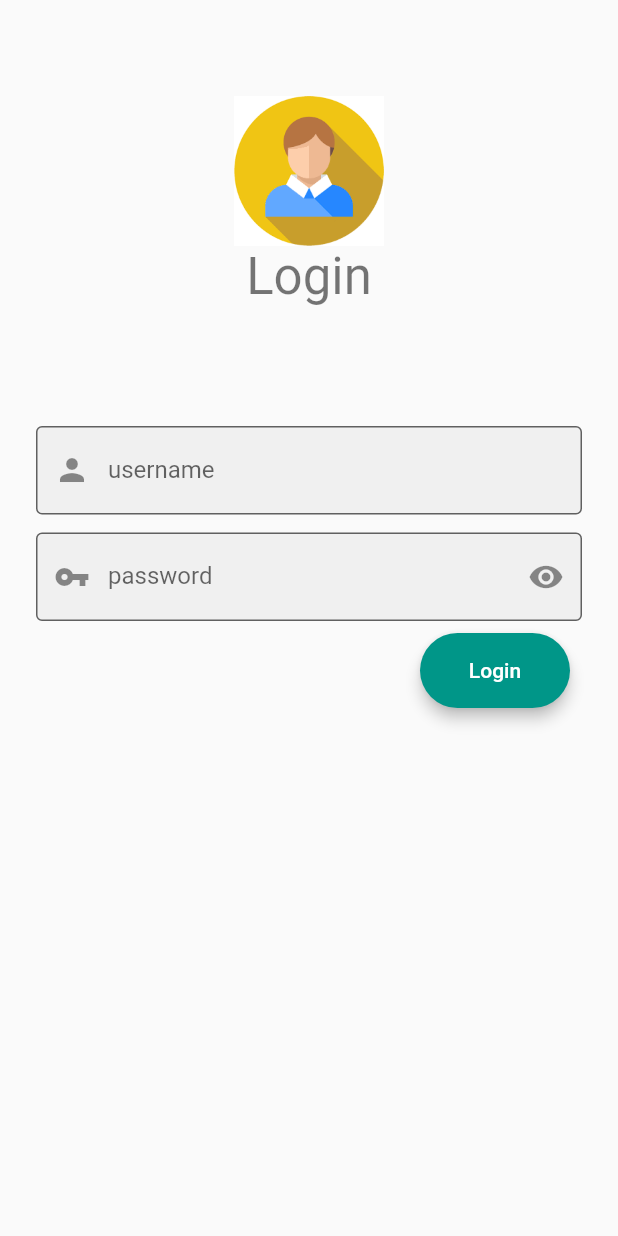
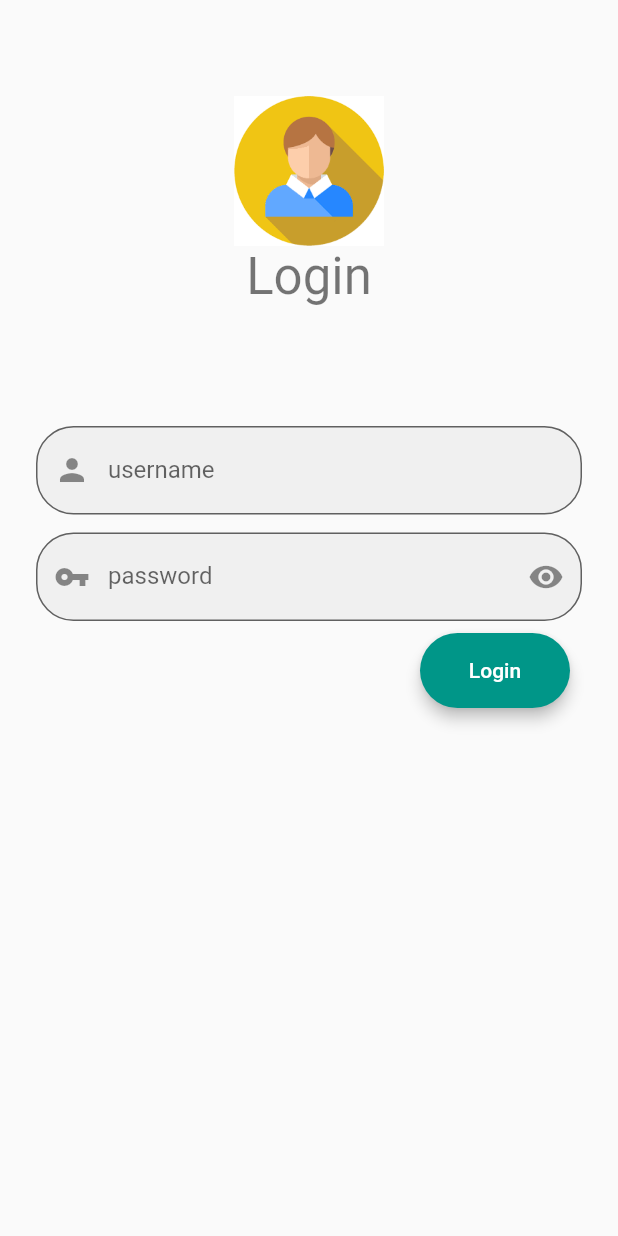
Before and after one commit to omer358/Login-Flutter-App, a Flutter app: the screen it shows after launch, on a phone screen of 412 x 824 dp. Run offline on Flutter 3.47's test engine with Material 2 defaults, Android fonts, the phone set to English and light mode, and no system bars; drawn by our look-alikes of rounded_loading_button.

Commit message:
add rouned corner to the text fields

```diff
--- a/lib/screens/login.dart
+++ b/lib/screens/login.dart
@@ -47,9 +47,11 @@ class _LoginRouteState extends State<LoginRoute> {
             const SizedBox(height: 80),
             TextFormField(
               controller: usernameController,
-              decoration: const InputDecoration(
-                border: OutlineInputBorder(),
-                prefixIcon: Icon(Icons.person),
+              decoration: InputDecoration(
+                border: OutlineInputBorder(
+                  borderRadius: BorderRadius.circular(25.0),
+                ),
+                prefixIcon: const Icon(Icons.person),
                 filled: true,
                 labelText: "username",
               ),
@@ -61,7 +63,9 @@ class _LoginRouteState extends State<LoginRoute> {
             TextFormField(
               controller: passwordController,
               decoration: InputDecoration(
-                border: const OutlineInputBorder(),
+                border: OutlineInputBorder(
+                  borderRadius: BorderRadius.circular(25.0),
+                ),
                 prefixIcon: const Icon(Icons.vpn_key),
                 suffixIcon: IconButton(
                     icon: (_IsVisiable
```
